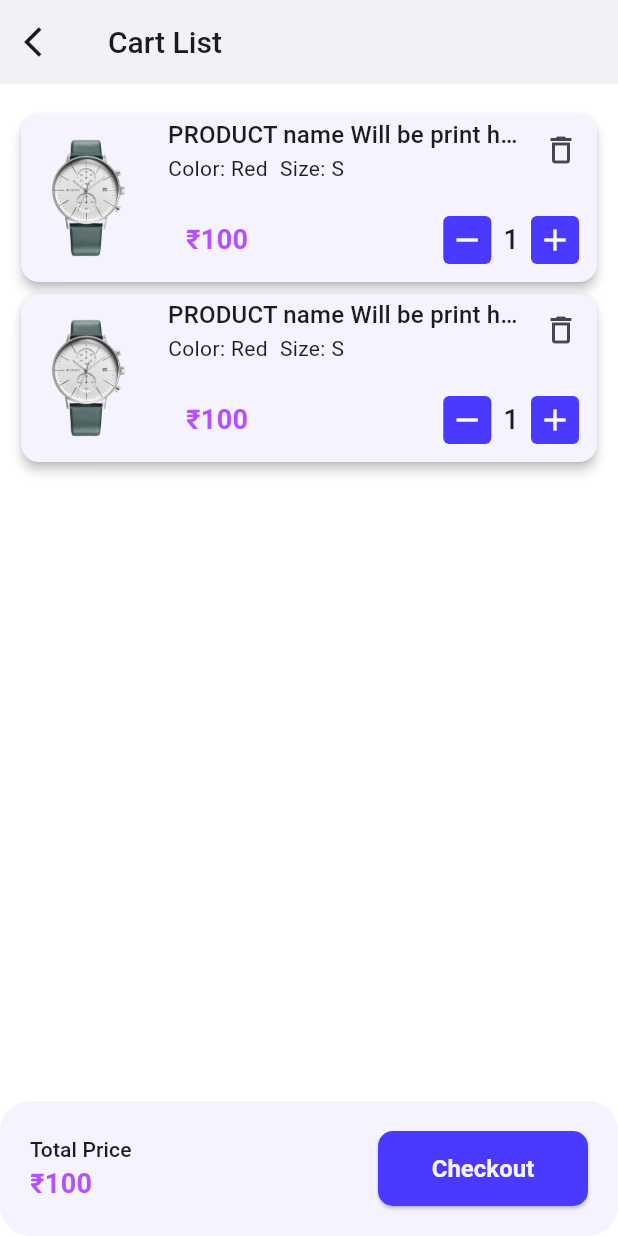
After one commit to thyrizwan/ecommerce-flutter, a Flutter app: the CartListScreen screen opened directly, on a phone screen of 412 x 824 dp. The commit adds this screen. Run offline on Flutter 3.47's test engine with Material 3 defaults, Android fonts, the phone set to English and light mode, and no system bars; our stand-ins replace carousel_slider, flutter_svg, get, logger, pin_code_fields.

Commit message:
v 0.0.11

```diff
--- a/lib/app/app.dart
+++ b/lib/app/app.dart
@@ -12,6 +12,7 @@ import 'package:ecommerce/features/product/ui/screens/product_details_screen.dar
 import 'package:ecommerce/features/product/ui/screens/product_list_screen.dart';
 import 'package:ecommerce/features/review/ui/screens/create_review_screen.dart';
 import 'package:ecommerce/features/review/ui/screens/review_screen.dart';
+import 'package:ecommerce/features/wishlist/ui/screens/wish_list_screen.dart';
 import 'package:flutter/material.dart';
 import 'package:get/get.dart';
 
@@ -58,6 +59,8 @@ class TruShop extends StatelessWidget {
           case ProductDetailsScreen.name:
             int productId = settings.arguments as int;
             widget = ProductDetailsScreen(productId: productId);
+          case WishListScreen.name:
+              widget = const WishListScreen();
           default:
             widget = const HomeScreen();
         }
--- a/lib/app/assets_path.dart
+++ b/lib/app/assets_path.dart
@@ -6,5 +6,5 @@ class AssetsPath {
   static const String appLogoSvg = '$_organisationImagePath/logo.svg';
   static const String navbarLogoSvg = '$_organisationImagePath/logo_nav.svg';
 
-  static const String itemImagePath = 'assets/images/product/item.png';
+  static const String itemImagePath = 'assets/images/item.png';
 }
--- /dev/null
+++ b/lib/features/cart/ui/screens/cart_list_screen.dart
@@ -0,0 +1,104 @@
+import 'package:ecommerce/app/app_colors.dart';
+import 'package:ecommerce/app/assets_path.dart';
+import 'package:ecommerce/features/cart/ui/widgets/cart_product_item_widget.dart';
+import 'package:ecommerce/features/common/ui/controllers/main_bottom_nav_controller.dart';
+import 'package:ecommerce/features/common/ui/widgets/product_quantity_inc_dec_button.dart';
+import 'package:flutter/material.dart';
+import 'package:get/get.dart';
+
+class CartListScreen extends StatefulWidget {
+  const CartListScreen({super.key});
+
+  static const String name = '/cart-list';
+
+  @override
+  State<CartListScreen> createState() => _CartListScreenState();
+}
+
+class _CartListScreenState extends State<CartListScreen> {
+  @override
+  Widget build(BuildContext context) {
+    final textTheme = Theme.of(context).textTheme;
+    return PopScope(
+      canPop: false,
+      onPopInvokedWithResult: (_, __) => _onPop(),
+      child: Scaffold(
+        appBar: AppBar(
+          title: const Text(
+            'Cart List',
+            style: TextStyle(
+              fontSize: 20,
+              fontWeight: FontWeight.w500,
+            ),
+          ),
+          leading: IconButton(
+            onPressed: _onPop,
+            icon: const Icon(Icons.arrow_back_ios),
+          ),
+        ),
+        body: Column(
+          children: [
+            Expanded(
+              child: Center(
+                child: Padding(
+                  padding:
+                      const EdgeInsets.symmetric(horizontal: 10, vertical: 16),
+                  child: ListView.builder(
+                    itemCount: 2,
+                    itemBuilder: (context, index) {
+                      return CartProductItem();
+                    },
+                  ),
+                ),
+              ),
+            ),
+            _buildPriceAndAddToCartSection(textTheme),
+          ],
+        ),
+      ),
+    );
+  }
+
+  Container _buildPriceAndAddToCartSection(TextTheme textTheme) {
+    return Container(
+      padding: EdgeInsets.all(20),
+      decoration: BoxDecoration(
+        color: AppColors.snowyColor,
+        borderRadius: BorderRadius.circular(20),
+      ),
+      child: Row(
+        mainAxisAlignment: MainAxisAlignment.spaceBetween,
+        children: [
+          Column(
+            crossAxisAlignment: CrossAxisAlignment.start,
+            children: [
+              Text(
+                'Total Price',
+                style: textTheme.titleSmall,
+              ),
+              Text(
+                '₹100',
+                style: TextStyle(
+                  fontSize: 18,
+                  fontWeight: FontWeight.bold,
+                  color: AppColors.softColor,
+                ),
+              ),
+            ],
+          ),
+          SizedBox(
+            width: 140,
+            child: ElevatedButton(
+              onPressed: () {},
+              child: Text('Checkout'),
+            ),
+          ),
+        ],
+      ),
+    );
+  }
+
+  void _onPop() {
+    Get.find<MainBottomNavBarController>().backToHome();
+  }
+}
--- /dev/null
+++ b/lib/features/cart/ui/widgets/cart_product_item_widget.dart
@@ -0,0 +1,83 @@
+import 'package:ecommerce/app/app_colors.dart';
+import 'package:ecommerce/app/assets_path.dart';
+import 'package:ecommerce/features/common/ui/widgets/product_quantity_inc_dec_button.dart';
+import 'package:flutter/material.dart';
+
+class CartProductItem extends StatelessWidget {
+  const CartProductItem({
+    super.key,
+  });
+
+
+  @override
+  Widget build(BuildContext context) {
+    final textTheme = Theme.of(context).textTheme;
+
+    return Card(
+      elevation: 3,
+      color: AppColors.snowyColor,
+      child: Row(
+        children: [
+          Image.asset(
+            AssetsPath.itemImagePath,
+            width: 90,
+            height: 90,
+            fit: BoxFit.scaleDown,
+          ),
+          const SizedBox(width: 8),
+          Expanded(
+            child: Column(
+              children: [
+                Row(
+                  children: [
+                    Expanded(
+                      child: Column(
+                        children: [
+                          Text(
+                            'PRODUCT name Will be print here, you can write',
+                            maxLines: 1,
+                            style: textTheme.titleMedium?.copyWith(
+                              overflow: TextOverflow.ellipsis,
+                            ),
+                          ),
+                          Row(
+                            children: [
+                              Text('Color: Red'),
+                              const SizedBox(width: 8),
+                              Text('Size: S'),
+                            ],
+                          )
+                        ],
+                      ),
+                    ),
+                    IconButton(
+                      onPressed: () {},
+                      icon: Icon(Icons.delete_outline),
+                    ),
+                  ],
+                ),
+                const SizedBox(height: 8),
+                Padding(
+                  padding: const EdgeInsets.all(12.0),
+                  child: Row(
+                    mainAxisAlignment: MainAxisAlignment.spaceBetween,
+                    children: [
+                      Text(
+                        '₹100',
+                        style: TextStyle(
+                            color: AppColors.softColor,
+                            fontSize: 18,
+                            fontWeight: FontWeight.w600),
+                      ),
+                      ProductQuantityIncDecButton(onChange: (int noOfItem) {})
+                    ],
+                  ),
+                )
+              ],
+            ),
+          )
+        ],
+      ),
+    );
+  }
+}
--- a/lib/features/common/ui/screens/main_bottom_navigation_bar_screen.dart
+++ b/lib/features/common/ui/screens/main_bottom_navigation_bar_screen.dart
@@ -1,7 +1,9 @@
+import 'package:ecommerce/features/cart/ui/screens/cart_list_screen.dart';
 import 'package:ecommerce/features/category/ui/screens/category_list_screen.dart';
 import 'package:ecommerce/features/common/ui/controllers/main_bottom_nav_controller.dart';
 import 'package:ecommerce/features/home/ui/screens/home_screen.dart';
 import 'package:ecommerce/features/review/ui/screens/review_screen.dart';
+import 'package:ecommerce/features/wishlist/ui/screens/wish_list_screen.dart';
 import 'package:flutter/material.dart';
 import 'package:get/get.dart';
 
@@ -20,8 +22,8 @@ class _MainBottomNavigationBarScreenState
   final List<Widget> _screens = const [
     HomeScreen(),
     CategoryListScreen(),
-    ReviewScreen(),
-    HomeScreen(),
+    CartListScreen(),
+    WishListScreen(),
   ];
 
   @override
--- a/lib/features/product/ui/screens/product_details_screen.dart
+++ b/lib/features/product/ui/screens/product_details_screen.dart
@@ -1,7 +1,7 @@
 import 'package:ecommerce/app/app_colors.dart';
 import 'package:ecommerce/features/product/ui/widgets/color_picker_widget.dart';
 import 'package:ecommerce/features/product/ui/widgets/product_image_carousel_slider.dart';
-import 'package:ecommerce/features/product/ui/widgets/product_quantity_inc_dec_button.dart';
+import 'package:ecommerce/features/common/ui/widgets/product_quantity_inc_dec_button.dart';
 import 'package:ecommerce/features/product/ui/widgets/size_picker_widget.dart';
 import 'package:ecommerce/features/review/ui/screens/review_screen.dart';
 import 'package:flutter/material.dart';
```
Also changed, not shown: lib/features/product/ui/widgets/product_quantity_inc_dec_button.dart (deleted, +0 -69 lines), lib/features/review/ui/screens/create_review_screen.dart (+1 -11 lines).
